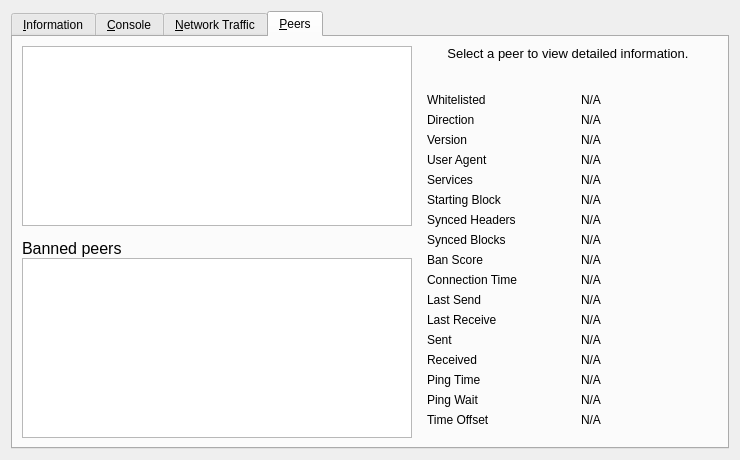
The window that src/qt/forms/debugwindow.ui (Aryacoin/Aryacoin) describes before a commit, drawn with Qt 5.
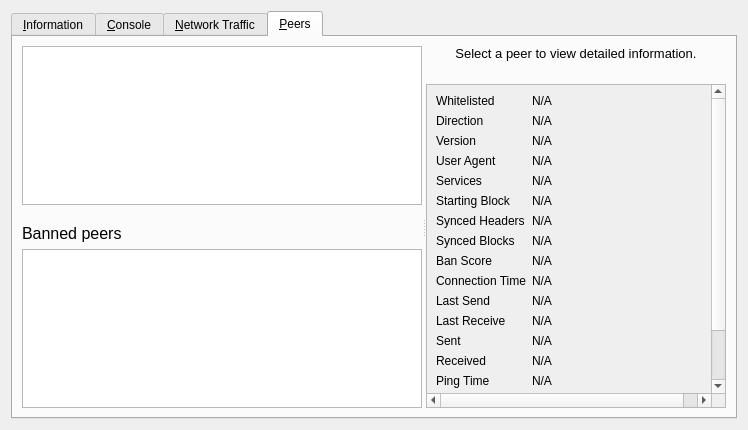
The same window after the commit. The open tabs and pages were chosen to show the change. Icons and pictures are not drawn. Custom widgets are drawn as their Qt base class.

What changed in the file:
```diff
--- a/src/qt/forms/debugwindow.ui
+++ b/src/qt/forms/debugwindow.ui
@@ -848,17 +848,31 @@
       <attribute name="title">
        <string>&amp;Peers</string>
       </attribute>
-      <layout class="QGridLayout" name="gridLayout_2">
-       <item row="0" column="0" rowspan="2">
-        <layout class="QVBoxLayout" name="verticalLayout_101">
-         <property name="spacing">
-          <number>0</number>
+      <layout class="QVBoxLayout" name="verticalLayout_6">
+       <item>
+        <widget class="QSplitter" name="splitter">
+         <property name="orientation">
+          <enum>Qt::Horizontal</enum>
          </property>
+         <property name="childrenCollapsible">
+          <bool>false</bool>
+         </property>
+         <widget class="QWidget" name="widget_1" native="true">
+          <property name="sizePolicy">
+           <sizepolicy hsizetype="MinimumExpanding" vsizetype="Preferred">
+            <horstretch>1</horstretch>
+            <verstretch>0</verstretch>
+           </sizepolicy>
+          </property>
+          <property name="minimumSize">
+           <size>
+            <width>400</width>
+            <height>0</height>
+           </size>
+          </property>
+          <layout class="QVBoxLayout" name="verticalLayout_7">
          <item>
           <widget class="QTableView" name="peerWidget">
-           <property name="horizontalScrollBarPolicy">
-            <enum>Qt::ScrollBarAsNeeded</enum>
-           </property>
            <property name="tabKeyNavigation">
             <bool>false</bool>
            </property>
@@ -880,7 +894,7 @@
            </property>
            <property name="minimumSize">
             <size>
-             <width>300</width>
+               <width>0</width>
              <height>32</height>
             </size>
            </property>
@@ -914,15 +928,6 @@
          </item>
          <item>
           <widget class="QTableView" name="banlistWidget">
-           <property name="sizePolicy">
-            <sizepolicy hsizetype="Expanding" vsizetype="Expanding">
-             <horstretch>0</horstretch>
-             <verstretch>0</verstretch>
-            </sizepolicy>
-           </property>
-           <property name="horizontalScrollBarPolicy">
-            <enum>Qt::ScrollBarAsNeeded</enum>
-           </property>
            <property name="tabKeyNavigation">
             <bool>false</bool>
            </property>
@@ -935,8 +940,22 @@
           </widget>
          </item>
         </layout>
-       </item>
-       <item row="0" column="1">
+         </widget>
+         <widget class="QWidget" name="widget_2" native="true">
+          <property name="sizePolicy">
+           <sizepolicy hsizetype="Minimum" vsizetype="Preferred">
+            <horstretch>0</horstretch>
+            <verstretch>0</verstretch>
+           </sizepolicy>
+          </property>
+          <property name="minimumSize">
+           <size>
+            <width>300</width>
+            <height>0</height>
+           </size>
+          </property>
+          <layout class="QVBoxLayout" name="verticalLayout_8">
+           <item>
         <widget class="QLabel" name="peerHeading">
          <property name="sizePolicy">
           <sizepolicy hsizetype="Preferred" vsizetype="Minimum">
@@ -946,7 +965,7 @@
          </property>
          <property name="minimumSize">
           <size>
-           <width>300</width>
+               <width>0</width>
            <height>32</height>
           </size>
          </property>
@@ -972,15 +991,27 @@
          </property>
         </widget>
        </item>
-       <item row="1" column="1">
-        <widget class="QWidget" name="detailWidget" native="true">
+           <item>
+            <widget class="QScrollArea" name="scrollArea">
+             <property name="widgetResizable">
+              <bool>true</bool>
+             </property>
+             <widget class="QWidget" name="detailWidget">
+              <property name="geometry">
+               <rect>
+                <x>0</x>
+                <y>0</y>
+                <width>300</width>
+                <height>426</height>
+               </rect>
+              </property>
          <property name="minimumSize">
           <size>
            <width>300</width>
            <height>0</height>
           </size>
          </property>
-         <layout class="QGridLayout" name="gridLayout_3">
+              <layout class="QGridLayout" name="gridLayout_2" columnstretch="0,1">
           <item row="0" column="0">
            <widget class="QLabel" name="label_30">
             <property name="text">
@@ -988,7 +1019,7 @@
             </property>
            </widget>
           </item>
-          <item row="0" column="2">
+               <item row="0" column="1">
            <widget class="QLabel" name="peerWhitelisted">
             <property name="cursor">
              <cursorShape>IBeamCursor</cursorShape>
@@ -1011,7 +1042,7 @@
             </property>
            </widget>
           </item>
-          <item row="1" column="2">
+               <item row="1" column="1">
            <widget class="QLabel" name="peerDirection">
             <property name="cursor">
              <cursorShape>IBeamCursor</cursorShape>
@@ -1034,7 +1065,7 @@
             </property>
            </widget>
           </item>
-          <item row="2" column="2">
+               <item row="2" column="1">
            <widget class="QLabel" name="peerVersion">
             <property name="cursor">
              <cursorShape>IBeamCursor</cursorShape>
@@ -1057,7 +1088,7 @@
             </property>
            </widget>
           </item>
-          <item row="3" column="2">
+               <item row="3" column="1">
            <widget class="QLabel" name="peerSubversion">
             <property name="cursor">
              <cursorShape>IBeamCursor</cursorShape>
@@ -1080,7 +1111,7 @@
             </property>
            </widget>
           </item>
-          <item row="4" column="2">
+               <item row="4" column="1">
            <widget class="QLabel" name="peerServices">
             <property name="cursor">
              <cursorShape>IBeamCursor</cursorShape>
@@ -1103,7 +1134,7 @@
             </property>
            </widget>
           </item>
-          <item row="5" column="2">
+               <item row="5" column="1">
            <widget class="QLabel" name="peerHeight">
             <property name="cursor">
              <cursorShape>IBeamCursor</cursorShape>
@@ -1126,7 +1157,7 @@
             </property>
            </widget>
           </item>
-          <item row="6" column="2">
+               <item row="6" column="1">
            <widget class="QLabel" name="peerSyncHeight">
             <property name="cursor">
              <cursorShape>IBeamCursor</cursorShape>
@@ -1149,7 +1180,7 @@
             </property>
            </widget>
           </item>
-          <item row="7" column="2">
+               <item row="7" column="1">
            <widget class="QLabel" name="peerCommonHeight">
             <property name="cursor">
              <cursorShape>IBeamCursor</cursorShape>
@@ -1172,7 +1203,7 @@
             </property>
            </widget>
           </item>
-          <item row="8" column="2">
+               <item row="8" column="1">
            <widget class="QLabel" name="peerBanScore">
             <property name="cursor">
              <cursorShape>IBeamCursor</cursorShape>
@@ -1195,7 +1226,7 @@
             </property>
            </widget>
           </item>
-          <item row="9" column="2">
+               <item row="9" column="1">
            <widget class="QLabel" name="peerConnTime">
             <property name="cursor">
              <cursorShape>IBeamCursor</cursorShape>
@@ -1218,7 +1249,7 @@
             </property>
            </widget>
           </item>
-          <item row="10" column="2">
+               <item row="10" column="1">
            <widget class="QLabel" name="peerLastSend">
             <property name="cursor">
              <cursorShape>IBeamCursor</cursorShape>
@@ -1241,7 +1272,7 @@
             </property>
            </widget>
           </item>
-          <item row="11" column="2">
+               <item row="11" column="1">
            <widget class="QLabel" name="peerLastRecv">
             <property name="cursor">
              <cursorShape>IBeamCursor</cursorShape>
@@ -1264,7 +1295,7 @@
             </property>
            </widget>
           </item>
-          <item row="12" column="2">
+               <item row="12" column="1">
            <widget class="QLabel" name="peerBytesSent">
             <property name="cursor">
              <cursorShape>IBeamCursor</cursorShape>
@@ -1287,7 +1318,7 @@
             </property>
            </widget>
           </item>
-          <item row="13" column="2">
+               <item row="13" column="1">
            <widget class="QLabel" name="peerBytesRecv">
             <property name="cursor">
              <cursorShape>IBeamCursor</cursorShape>
@@ -1310,7 +1341,7 @@
             </property>
            </widget>
           </item>
-          <item row="14" column="2">
+               <item row="14" column="1">
            <widget class="QLabel" name="peerPingTime">
             <property name="cursor">
              <cursorShape>IBeamCursor</cursorShape>
@@ -1336,7 +1367,7 @@
             </property>
            </widget>
           </item>
-          <item row="15" column="2">
+               <item row="15" column="1">
            <widget class="QLabel" name="peerPingWait">
             <property name="cursor">
              <cursorShape>IBeamCursor</cursorShape>
@@ -1353,29 +1384,52 @@
            </widget>
           </item>
           <item row="16" column="0">
+                <widget class="QLabel" name="peerMinPingLabel">
+                 <property name="text">
+                  <string>Min Ping</string>
+                 </property>
+                </widget>
+               </item>
+               <item row="16" column="1">
+                <widget class="QLabel" name="peerMinPing">
+                 <property name="cursor">
+                  <cursorShape>IBeamCursor</cursorShape>
+                 </property>
+                 <property name="text">
+                  <string>N/A</string>
+                 </property>
+                 <property name="textFormat">
+                  <enum>Qt::PlainText</enum>
+                 </property>
+                 <property name="textInteractionFlags">
+                  <set>Qt::LinksAccessibleByMouse|Qt::TextSelectableByKeyboard|Qt::TextSelectableByMouse</set>
+                 </property>
+                </widget>
+               </item>
+               <item row="17" column="0">
            <widget class="QLabel" name="label_timeoffset">
             <property name="text">
              <string>Time Offset</string>
             </property>
            </widget>
           </item>
-          <item row="16" column="2">
-           <widget class="QLabel" name="timeoffset">
-            <property name="cursor">
-             <cursorShape>IBeamCursor</cursorShape>
-            </property>
-            <property name="text">
-             <string>N/A</string>
-            </property>
-            <property name="textFormat">
-             <enum>Qt::PlainText</enum>
-            </property>
-            <property name="textInteractionFlags">
-             <set>Qt::LinksAccessibleByMouse|Qt::TextSelectableByKeyboard|Qt::TextSelectableByMouse</set>
-            </property>
-           </widget>
-          </item>
           <item row="17" column="1">
+                <widget class="QLabel" name="timeoffset">
+                 <property name="cursor">
+                  <cursorShape>IBeamCursor</cursorShape>
+                 </property>
+                 <property name="text">
+                  <string>N/A</string>
+                 </property>
+                 <property name="textFormat">
+                  <enum>Qt::PlainText</enum>
+                 </property>
+                 <property name="textInteractionFlags">
+                  <set>Qt::LinksAccessibleByMouse|Qt::TextSelectableByKeyboard|Qt::TextSelectableByMouse</set>
+                 </property>
+                </widget>
+               </item>
+               <item row="18" column="0">
            <spacer name="verticalSpacer_3">
             <property name="orientation">
              <enum>Qt::Vertical</enum>
@@ -1390,6 +1444,11 @@
           </item>
          </layout>
         </widget>
+            </widget>
+           </item>
+          </layout>
+         </widget>
+        </widget>
        </item>
       </layout>
      </widget>
```
Left out of the diff: 94 changed lines with no effect on the pictures. Lines whose indentation alone changed are shown as unchanged.
